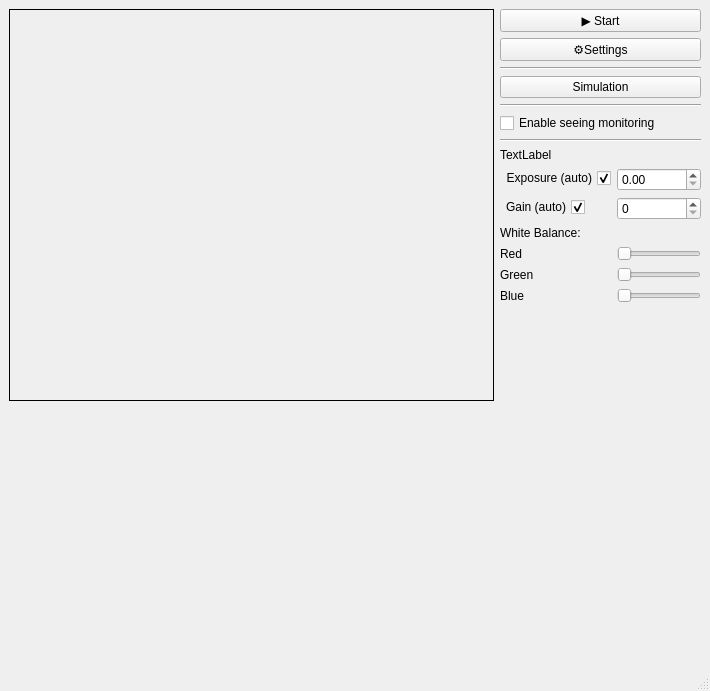
Qt form code/real-time-seeing/ui/layout.ui (r13i/dimm-project) before a commit.
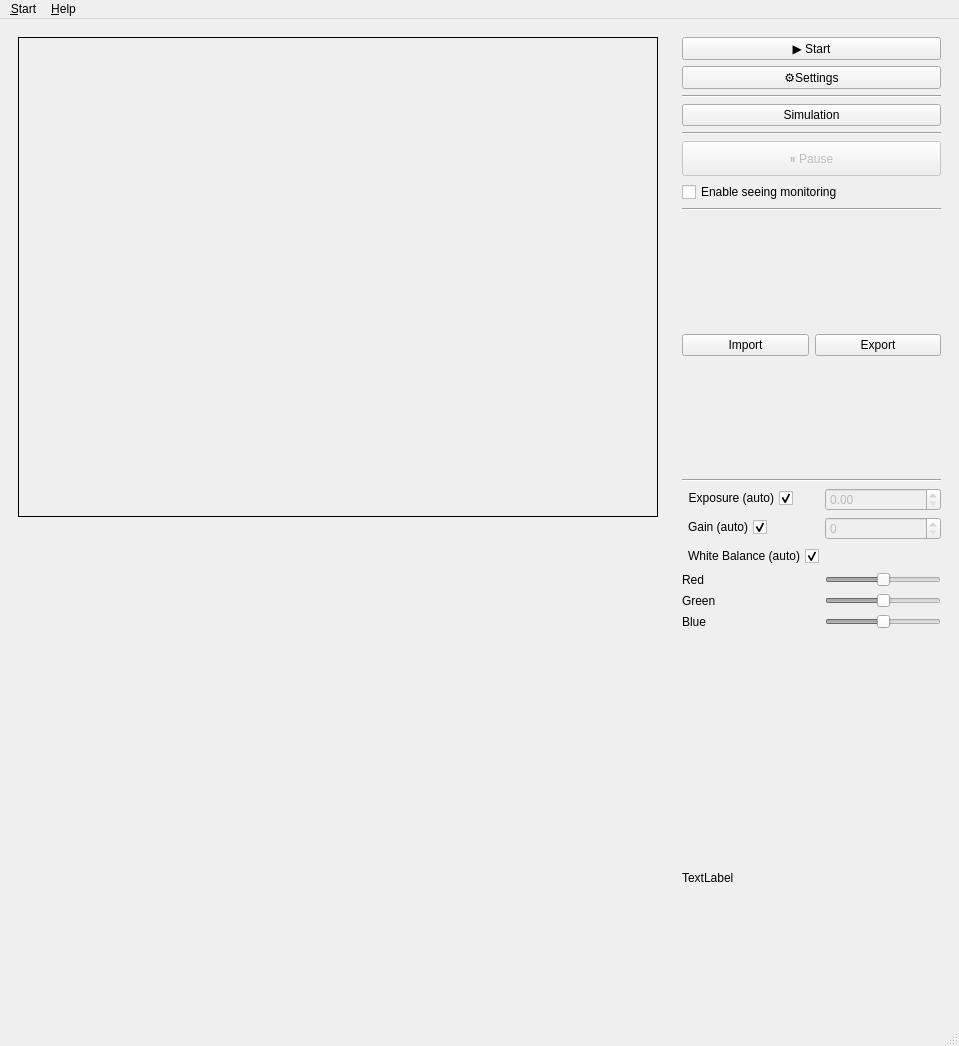
The same form after that commit. Icons and pictures are not drawn.

Commit message: Added video import

Patch:
```diff
--- a/code/real-time-seeing/ui/layout.ui
+++ b/code/real-time-seeing/ui/layout.ui
@@ -9,10 +9,16 @@
    <rect>
     <x>0</x>
     <y>0</y>
-    <width>710</width>
-    <height>691</height>
+    <width>959</width>
+    <height>1046</height>
    </rect>
   </property>
+  <property name="sizePolicy">
+   <sizepolicy hsizetype="Maximum" vsizetype="Preferred">
+    <horstretch>0</horstretch>
+    <verstretch>0</verstretch>
+   </sizepolicy>
+  </property>
   <property name="windowTitle">
    <string>Seeing Monitor - CRAAG</string>
   </property>
@@ -20,607 +26,325 @@
    <property name="enabled">
     <bool>true</bool>
    </property>
-   <layout class="QGridLayout" name="gridLayout" columnstretch="2,0">
-    <property name="leftMargin">
-     <number>9</number>
-    </property>
-    <property name="spacing">
-     <number>6</number>
-    </property>
-    <item row="3" column="1">
-     <widget class="QPushButton" name="button_simulation">
-      <property name="toolTip">
-       <string>&lt;html&gt;&lt;head/&gt;&lt;body&gt;&lt;p&gt;Launch simulation with artificial observations&lt;/p&gt;&lt;/body&gt;&lt;/html&gt;</string>
-      </property>
-      <property name="whatsThis">
-       <string>&lt;html&gt;&lt;head/&gt;&lt;body&gt;&lt;p&gt;Launch simulation with artificial observations&lt;/p&gt;&lt;/body&gt;&lt;/html&gt;</string>
-      </property>
-      <property name="text">
-       <string>Simulation</string>
-      </property>
+   <layout class="QHBoxLayout" name="horizontalLayout">
+    <item>
+     <widget class="QWidget" name="widget_2" native="true">
+      <layout class="QVBoxLayout" name="verticalLayout_3">
+       <item>
+        <widget class="QLabel" name="stars_capture">
+         <property name="sizePolicy">
+          <sizepolicy hsizetype="Fixed" vsizetype="Fixed">
+           <horstretch>0</horstretch>
+           <verstretch>0</verstretch>
+          </sizepolicy>
+         </property>
+         <property name="minimumSize">
+          <size>
+           <width>640</width>
+           <height>480</height>
+          </size>
+         </property>
+         <property name="autoFillBackground">
+          <bool>false</bool>
+         </property>
+         <property name="frameShape">
+          <enum>QFrame::Box</enum>
+         </property>
+         <property name="text">
+          <string/>
+         </property>
+         <property name="scaledContents">
+          <bool>false</bool>
+         </property>
+        </widget>
+       </item>
+       <item>
+        <widget class="QWidget" name="seeing_graph" native="true">
+         <property name="sizePolicy">
+          <sizepolicy hsizetype="Fixed" vsizetype="Expanding">
+           <horstretch>0</horstretch>
+           <verstretch>0</verstretch>
+          </sizepolicy>
+         </property>
+         <property name="minimumSize">
+          <size>
+           <width>640</width>
+           <height>0</height>
+          </size>
+         </property>
+        </widget>
+       </item>
+      </layout>
      </widget>
     </item>
-    <item row="8" column="0">
-     <widget class="QWidget" name="seeing_graph" native="true"/>
-    </item>
-    <item row="6" column="1">
-     <widget class="Line" name="line_3">
-      <property name="orientation">
-       <enum>Qt::Horizontal</enum>
-      </property>
-     </widget>
-    </item>
-    <item row="7" column="1">
-     <layout class="QFormLayout" name="formLayout_2">
-      <item row="1" column="0">
-       <widget class="QCheckBox" name="checkBox">
-        <property name="layoutDirection">
-         <enum>Qt::RightToLeft</enum>
-        </property>
-        <property name="text">
-         <string>Exposure (auto)</string>
-        </property>
-        <property name="checked">
-         <bool>true</bool>
-        </property>
-       </widget>
-      </item>
-      <item row="1" column="1">
-       <widget class="QDoubleSpinBox" name="doubleSpinBox"/>
-      </item>
-      <item row="2" column="0">
-       <widget class="QCheckBox" name="checkBox_2">
-        <property name="layoutDirection">
-         <enum>Qt::RightToLeft</enum>
-        </property>
-        <property name="text">
-         <string>Gain (auto)</string>
-        </property>
-        <property name="checked">
-         <bool>true</bool>
-        </property>
-       </widget>
-      </item>
-      <item row="2" column="1">
-       <widget class="QSpinBox" name="spinBox"/>
-      </item>
-      <item row="3" column="0">
-       <widget class="QLabel" name="label">
-        <property name="text">
-         <string>White Balance:</string>
-        </property>
-       </widget>
-      </item>
-      <item row="4" column="0">
-       <widget class="QLabel" name="label_2">
-        <property name="text">
-         <string>Red</string>
-        </property>
-       </widget>
-      </item>
-      <item row="5" column="0">
-       <widget class="QLabel" name="label_3">
-        <property name="text">
-         <string>Green</string>
-        </property>
-       </widget>
-      </item>
-      <item row="6" column="0">
-       <widget class="QLabel" name="label_4">
-        <property name="text">
-         <string>Blue</string>
-        </property>
-       </widget>
-      </item>
-      <item row="4" column="1">
-       <widget class="QSlider" name="horizontalSlider">
-        <property name="orientation">
-         <enum>Qt::Horizontal</enum>
-        </property>
-       </widget>
-      </item>
-      <item row="5" column="1">
-       <widget class="QSlider" name="horizontalSlider_2">
-        <property name="orientation">
-         <enum>Qt::Horizontal</enum>
-        </property>
-       </widget>
-      </item>
-      <item row="6" column="1">
-       <widget class="QSlider" name="horizontalSlider_3">
-        <property name="orientation">
-         <enum>Qt::Horizontal</enum>
-        </property>
-       </widget>
-      </item>
-      <item row="0" column="0">
-       <widget class="QLabel" name="label_5">
-        <property name="text">
-         <string>TextLabel</string>
-        </property>
-       </widget>
-      </item>
-     </layout>
-    </item>
-    <item row="4" column="1">
-     <widget class="Line" name="line_2">
-      <property name="orientation">
-       <enum>Qt::Horizontal</enum>
-      </property>
-     </widget>
-    </item>
-    <item row="2" column="1">
-     <widget class="Line" name="line">
-      <property name="orientation">
-       <enum>Qt::Horizontal</enum>
-      </property>
-     </widget>
-    </item>
-    <item row="5" column="1">
-     <widget class="QCheckBox" name="enable_seeing">
-      <property name="text">
-       <string>Enable seeing monitoring</string>
-      </property>
-     </widget>
-    </item>
-    <item row="0" column="0" rowspan="8">
-     <widget class="QLabel" name="stars_capture">
-      <property name="palette">
-       <palette>
-        <active>
-         <colorrole role="WindowText">
-          <brush brushstyle="SolidPattern">
-           <color alpha="255">
-            <red>0</red>
-            <green>0</green>
-            <blue>0</blue>
-           </color>
-          </brush>
-         </colorrole>
-         <colorrole role="Button">
-          <brush brushstyle="SolidPattern">
-           <color alpha="255">
-            <red>238</red>
-            <green>238</green>
-            <blue>236</blue>
-           </color>
-          </brush>
-         </colorrole>
-         <colorrole role="Light">
-          <brush brushstyle="SolidPattern">
-           <color alpha="255">
-            <red>255</red>
-            <green>255</green>
-            <blue>255</blue>
-           </color>
-          </brush>
-         </colorrole>
-         <colorrole role="Midlight">
-          <brush brushstyle="SolidPattern">
-           <color alpha="255">
-            <red>246</red>
-            <green>246</green>
-            <blue>245</blue>
-           </color>
-          </brush>
-         </colorrole>
-         <colorrole role="Dark">
-          <brush brushstyle="SolidPattern">
-           <color alpha="255">
-            <red>119</red>
-            <green>119</green>
-            <blue>118</blue>
-           </color>
-          </brush>
-         </colorrole>
-         <colorrole role="Mid">
-          <brush brushstyle="SolidPattern">
-           <color alpha="255">
-            <red>159</red>
-            <green>159</green>
-            <blue>157</blue>
-           </color>
-          </brush>
-         </colorrole>
-         <colorrole role="Text">
-          <brush brushstyle="SolidPattern">
-           <color alpha="255">
-            <red>0</red>
-            <green>0</green>
-            <blue>0</blue>
-           </color>
-          </brush>
-         </colorrole>
-         <colorrole role="BrightText">
-          <brush brushstyle="SolidPattern">
-           <color alpha="255">
-            <red>255</red>
-            <green>255</green>
-            <blue>255</blue>
-           </color>
-          </brush>
-         </colorrole>
-         <colorrole role="ButtonText">
-          <brush brushstyle="SolidPattern">
-           <color alpha="255">
-            <red>0</red>
-            <green>0</green>
-            <blue>0</blue>
-           </color>
-          </brush>
-         </colorrole>
-         <colorrole role="Base">
-          <brush brushstyle="SolidPattern">
-           <color alpha="255">
-            <red>255</red>
-            <green>255</green>
-            <blue>255</blue>
-           </color>
-          </brush>
-         </colorrole>
-         <colorrole role="Window">
-          <brush brushstyle="SolidPattern">
-           <color alpha="255">
-            <red>238</red>
-            <green>238</green>
-            <blue>236</blue>
-           </color>
-          </brush>
-         </colorrole>
-         <colorrole role="Shadow">
-          <brush brushstyle="SolidPattern">
-           <color alpha="255">
-            <red>0</red>
-            <green>0</green>
-            <blue>0</blue>
-           </color>
-          </brush>
-         </colorrole>
-         <colorrole role="AlternateBase">
-          <brush brushstyle="SolidPattern">
-           <color alpha="255">
-            <red>246</red>
-            <green>246</green>
-            <blue>245</blue>
-           </color>
-          </brush>
-         </colorrole>
-         <colorrole role="ToolTipBase">
-          <brush brushstyle="SolidPattern">
-           <color alpha="255">
-            <red>255</red>
-            <green>255</green>
-            <blue>220</blue>
-           </color>
-          </brush>
-         </colorrole>
-         <colorrole role="ToolTipText">
-          <brush brushstyle="SolidPattern">
-           <color alpha="255">
-            <red>0</red>
-            <green>0</green>
-            <blue>0</blue>
-           </color>
-          </brush>
-         </colorrole>
-        </active>
-        <inactive>
-         <colorrole role="WindowText">
-          <brush brushstyle="SolidPattern">
-           <color alpha="255">
-            <red>0</red>
-            <green>0</green>
-            <blue>0</blue>
-           </color>
-          </brush>
-         </colorrole>
-         <colorrole role="Button">
-          <brush brushstyle="SolidPattern">
-           <color alpha="255">
-            <red>238</red>
-            <green>238</green>
-            <blue>236</blue>
-           </color>
-          </brush>
-         </colorrole>
-         <colorrole role="Light">
-          <brush brushstyle="SolidPattern">
-           <color alpha="255">
-            <red>255</red>
-            <green>255</green>
-            <blue>255</blue>
-           </color>
-          </brush>
-         </colorrole>
-         <colorrole role="Midlight">
-          <brush brushstyle="SolidPattern">
-           <color alpha="255">
-            <red>246</red>
-            <green>246</green>
-            <blue>245</blue>
-           </color>
-          </brush>
-         </colorrole>
-         <colorrole role="Dark">
-          <brush brushstyle="SolidPattern">
-           <color alpha="255">
-            <red>119</red>
-            <green>119</green>
-            <blue>118</blue>
-           </color>
-          </brush>
-         </colorrole>
-         <colorrole role="Mid">
-          <brush brushstyle="SolidPattern">
-           <color alpha="255">
-            <red>159</red>
-            <green>159</green>
-            <blue>157</blue>
-           </color>
-          </brush>
-         </colorrole>
-         <colorrole role="Text">
-          <brush brushstyle="SolidPattern">
-           <color alpha="255">
-            <red>0</red>
-            <green>0</green>
-            <blue>0</blue>
-           </color>
-          </brush>
-         </colorrole>
-         <colorrole role="BrightText">
-          <brush brushstyle="SolidPattern">
-           <color alpha="255">
-            <red>255</red>
-            <green>255</green>
-            <blue>255</blue>
-           </color>
-          </brush>
-         </colorrole>
-         <colorrole role="ButtonText">
-          <brush brushstyle="SolidPattern">
-           <color alpha="255">
-            <red>0</red>
-            <green>0</green>
-            <blue>0</blue>
-           </color>
-          </brush>
-         </colorrole>
-         <colorrole role="Base">
-          <brush brushstyle="SolidPattern">
-           <color alpha="255">
-            <red>255</red>
-            <green>255</green>
-            <blue>255</blue>
-           </color>
-          </brush>
-         </colorrole>
-         <colorrole role="Window">
-          <brush brushstyle="SolidPattern">
-           <color alpha="255">
-            <red>238</red>
-            <green>238</green>
-            <blue>236</blue>
-           </color>
-          </brush>
-         </colorrole>
-         <colorrole role="Shadow">
-          <brush brushstyle="SolidPattern">
-           <color alpha="255">
-            <red>0</red>
-            <green>0</green>
-            <blue>0</blue>
-           </color>
-          </brush>
-         </colorrole>
-         <colorrole role="AlternateBase">
-          <brush brushstyle="SolidPattern">
-           <color alpha="255">
-            <red>246</red>
-            <green>246</green>
-            <blue>245</blue>
-           </color>
-          </brush>
-         </colorrole>
-         <colorrole role="ToolTipBase">
-          <brush brushstyle="SolidPattern">
-           <color alpha="255">
-            <red>255</red>
-            <green>255</green>
-            <blue>220</blue>
-           </color>
-          </brush>
-         </colorrole>
-         <colorrole role="ToolTipText">
-          <brush brushstyle="SolidPattern">
-           <color alpha="255">
-            <red>0</red>
-            <green>0</green>
-            <blue>0</blue>
-           </color>
-          </brush>
-         </colorrole>
-        </inactive>
-        <disabled>
-         <colorrole role="WindowText">
-          <brush brushstyle="SolidPattern">
-           <color alpha="255">
-            <red>119</red>
-            <green>119</green>
-            <blue>118</blue>
-           </color>
-          </brush>
-         </colorrole>
-         <colorrole role="Button">
-          <brush brushstyle="SolidPattern">
-           <color alpha="255">
-            <red>238</red>
-            <green>238</green>
-            <blue>236</blue>
-           </color>
-          </brush>
-         </colorrole>
-         <colorrole role="Light">
-          <brush brushstyle="SolidPattern">
-           <color alpha="255">
-            <red>255</red>
-            <green>255</green>
-            <blue>255</blue>
-           </color>
-          </brush>
-         </colorrole>
-         <colorrole role="Midlight">
-          <brush brushstyle="SolidPattern">
-           <color alpha="255">
-            <red>246</red>
-            <green>246</green>
-            <blue>245</blue>
-           </color>
-          </brush>
-         </colorrole>
-         <colorrole role="Dark">
-          <brush brushstyle="SolidPattern">
-           <color alpha="255">
-            <red>119</red>
-            <green>119</green>
-            <blue>118</blue>
-           </color>
-          </brush>
-         </colorrole>
-         <colorrole role="Mid">
-          <brush brushstyle="SolidPattern">
-           <color alpha="255">
-            <red>159</red>
-            <green>159</green>
-            <blue>157</blue>
-           </color>
-          </brush>
-         </colorrole>
-         <colorrole role="Text">
-          <brush brushstyle="SolidPattern">
-           <color alpha="255">
-            <red>119</red>
-            <green>119</green>
-            <blue>118</blue>
-           </color>
-          </brush>
-         </colorrole>
-         <colorrole role="BrightText">
-          <brush brushstyle="SolidPattern">
-           <color alpha="255">
-            <red>255</red>
-            <green>255</green>
-            <blue>255</blue>
-           </color>
-          </brush>
-         </colorrole>
-         <colorrole role="ButtonText">
-          <brush brushstyle="SolidPattern">
-           <color alpha="255">
-            <red>119</red>
-            <green>119</green>
-            <blue>118</blue>
-           </color>
-          </brush>
-         </colorrole>
-         <colorrole role="Base">
-          <brush brushstyle="SolidPattern">
-           <color alpha="255">
-            <red>238</red>
-            <green>238</green>
-            <blue>236</blue>
-           </color>
-          </brush>
-         </colorrole>
-         <colorrole role="Window">
-          <brush brushstyle="SolidPattern">
-           <color alpha="255">
-            <red>238</red>
-            <green>238</green>
-            <blue>236</blue>
-           </color>
-          </brush>
-         </colorrole>
-         <colorrole role="Shadow">
-          <brush brushstyle="SolidPattern">
-           <color alpha="255">
-            <red>0</red>
-            <green>0</green>
-            <blue>0</blue>
-           </color>
-          </brush>
-         </colorrole>
-         <colorrole role="AlternateBase">
-          <brush brushstyle="SolidPattern">
-           <color alpha="255">
-            <red>238</red>
-            <green>238</green>
-            <blue>236</blue>
-           </color>
-          </brush>
-         </colorrole>
-         <colorrole role="ToolTipBase">
-          <brush brushstyle="SolidPattern">
-           <color alpha="255">
-            <red>255</red>
-            <green>255</green>
-            <blue>220</blue>
-           </color>
-          </brush>
-         </colorrole>
-         <colorrole role="ToolTipText">
-          <brush brushstyle="SolidPattern">
-           <color alpha="255">
-            <red>0</red>
-            <green>0</green>
-            <blue>0</blue>
-           </color>
-          </brush>
-         </colorrole>
-        </disabled>
-       </palette>
-      </property>
-      <property name="autoFillBackground">
-       <bool>false</bool>
-      </property>
-      <property name="frameShape">
-       <enum>QFrame::Box</enum>
-      </property>
-      <property name="text">
-       <string/>
-      </property>
-      <property name="scaledContents">
-       <bool>false</bool>
-      </property>
-     </widget>
-    </item>
-    <item row="0" column="1">
-     <widget class="QPushButton" name="button_start">
-      <property name="enabled">
-       <bool>true</bool>
-      </property>
-      <property name="toolTip">
-       <string>&lt;html&gt;&lt;head/&gt;&lt;body&gt;&lt;p&gt;Start camera and real-time seeing monitoring&lt;/p&gt;&lt;/body&gt;&lt;/html&gt;</string>
-      </property>
-      <property name="whatsThis">
-       <string>&lt;html&gt;&lt;head/&gt;&lt;body&gt;&lt;p&gt;Start camera and real-time seeing monitoring&lt;/p&gt;&lt;/body&gt;&lt;/html&gt;</string>
-      </property>
-      <property name="text">
-       <string>▶ Start</string>
-      </property>
-      <property name="checkable">
-       <bool>false</bool>
-      </property>
-      <property name="checked">
-       <bool>false</bool>
-      </property>
-     </widget>
-    </item>
-    <item row="1" column="1">
-     <widget class="QPushButton" name="button_settings">
-      <property name="text">
-       <string>⚙Settings</string>
-      </property>
+    <item>
+     <widget class="QWidget" name="widget" native="true">
+      <layout class="QVBoxLayout" name="verticalLayout_2">
+       <item>
+        <widget class="QPushButton" name="button_start">
+         <property name="enabled">
+          <bool>true</bool>
+         </property>
+         <property name="toolTip">
+          <string>&lt;html&gt;&lt;head/&gt;&lt;body&gt;&lt;p&gt;Start camera and real-time seeing monitoring&lt;/p&gt;&lt;/body&gt;&lt;/html&gt;</string>
+         </property>
+         <property name="whatsThis">
+          <string>&lt;html&gt;&lt;head/&gt;&lt;body&gt;&lt;p&gt;Start camera and real-time seeing monitoring&lt;/p&gt;&lt;/body&gt;&lt;/html&gt;</string>
+         </property>
+         <property name="text">
+          <string>▶ Start</string>
+         </property>
+         <property name="checkable">
+          <bool>false</bool>
+         </property>
+         <property name="checked">
+          <bool>false</bool>
+         </property>
+        </widget>
+       </item>
+       <item>
+        <widget class="QPushButton" name="button_settings">
+         <property name="text">
+          <string>⚙Settings</string>
+         </property>
+        </widget>
+       </item>
+       <item>
+        <widget class="Line" name="line_2">
+         <property name="orientation">
+          <enum>Qt::Horizontal</enum>
+         </property>
+        </widget>
+       </item>
+       <item>
+        <widget class="QPushButton" name="button_simulation">
+         <property name="toolTip">
+          <string>&lt;html&gt;&lt;head/&gt;&lt;body&gt;&lt;p&gt;Launch simulation with artificial observations&lt;/p&gt;&lt;/body&gt;&lt;/html&gt;</string>
+         </property>
+         <property name="whatsThis">
+          <string>&lt;html&gt;&lt;head/&gt;&lt;body&gt;&lt;p&gt;Launch simulation with artificial observations&lt;/p&gt;&lt;/body&gt;&lt;/html&gt;</string>
+         </property>
+         <property name="text">
+          <string>Simulation</string>
+         </property>
+        </widget>
+       </item>
+       <item>
+        <widget class="Line" name="line_3">
+         <property name="orientation">
+          <enum>Qt::Horizontal</enum>
+         </property>
+        </widget>
+       </item>
+       <item>
+        <widget class="QPushButton" name="button_pause">
+         <property name="enabled">
+          <bool>false</bool>
+         </property>
+         <property name="minimumSize">
+          <size>
+           <width>0</width>
+           <height>35</height>
+          </size>
+         </property>
+         <property name="text">
+          <string>⏸ Pause</string>
+         </property>
+        </widget>
+       </item>
+       <item>
+        <widget class="QCheckBox" name="enable_seeing">
+         <property name="text">
+          <string>Enable seeing monitoring</string>
+         </property>
+        </widget>
+       </item>
+       <item>
+        <widget class="Line" name="line_4">
+         <property name="orientation">
+          <enum>Qt::Horizontal</enum>
+         </property>
+        </widget>
+       </item>
+       <item>
+        <widget class="QWidget" name="widget_3" native="true">
+         <property name="sizePolicy">
+          <sizepolicy hsizetype="Preferred" vsizetype="Minimum">
+           <horstretch>0</horstretch>
+           <verstretch>0</verstretch>
+          </sizepolicy>
+         </property>
+         <layout class="QHBoxLayout" name="horizontalLayout_3">
+          <property name="leftMargin">
+           <number>0</number>
+          </property>
+          <property name="topMargin">
+           <number>0</number>
+          </property>
+          <property name="rightMargin">
+           <number>0</number>
+          </property>
+          <property name="bottomMargin">
+           <number>0</number>
+          </property>
+          <item>
+           <widget class="QPushButton" name="button_import">
+            <property name="text">
+             <string>Import</string>
+            </property>
+           </widget>
+          </item>
+          <item>
+           <widget class="QPushButton" name="button_export">
+            <property name="text">
+             <string>Export</string>
+            </property>
+           </widget>
+          </item>
+         </layout>
+        </widget>
+       </item>
+       <item>
+        <widget class="Line" name="line">
+         <property name="orientation">
+          <enum>Qt::Horizontal</enum>
+         </property>
+        </widget>
+       </item>
+       <item>
+        <layout class="QFormLayout" name="formLayout">
+         <item row="0" column="0">
+          <widget class="QCheckBox" name="exposure_checkbox">
+           <property name="enabled">
+            <bool>true</bool>
+           </property>
+           <property name="layoutDirection">
+            <enum>Qt::RightToLeft</enum>
+           </property>
+           <property name="text">
+            <string>Exposure (auto)</string>
+           </property>
+           <property name="checked">
+            <bool>true</bool>
+           </property>
+          </widget>
+         </item>
+         <item row="0" column="1">
+          <widget class="QDoubleSpinBox" name="exposure_spinbox">
+           <property name="enabled">
+            <bool>false</bool>
+           </property>
+          </widget>
+         </item>
+         <item row="1" column="0">
+          <widget class="QCheckBox" name="gain_checkbox">
+           <property name="sizePolicy">
+            <sizepolicy hsizetype="Minimum" vsizetype="Fixed">
+             <horstretch>0</horstretch>
+             <verstretch>0</verstretch>
+            </sizepolicy>
+           </property>
+           <property name="layoutDirection">
+            <enum>Qt::RightToLeft</enum>
+           </property>
+           <property name="text">
+            <string>Gain (auto)</string>
+           </property>
+           <property name="checked">
+            <bool>true</bool>
+           </property>
+          </widget>
+         </item>
+         <item row="1" column="1">
+          <widget class="QSpinBox" name="gain_spinbox">
+           <property name="enabled">
+            <bool>false</bool>
+           </property>
+          </widget>
+         </item>
+         <item row="2" column="0">
+          <widget class="QCheckBox" name="whitebalance_checkbox">
+           <property name="layoutDirection">
+            <enum>Qt::RightToLeft</enum>
+           </property>
+           <property name="text">
+            <string>White Balance (auto)</string>
+           </property>
+           <property name="checked">
+            <bool>true</bool>
+           </property>
+          </widget>
+         </item>
+         <item row="3" column="0">
+          <widget class="QLabel" name="label_2">
+           <property name="text">
+            <string>Red</string>
+           </property>
+          </widget>
+         </item>
+         <item row="3" column="1">
+          <widget class="QSlider" name="red_slider">
+           <property name="enabled">
+            <bool>false</bool>
+           </property>
+           <property name="value">
+            <number>50</number>
+           </property>
+           <property name="orientation">
+            <enum>Qt::Horizontal</enum>
+           </property>
+          </widget>
+         </item>
+         <item row="4" column="0">
+          <widget class="QLabel" name="label_3">
+           <property name="text">
+            <string>Green</string>
+           </property>
+          </widget>
+         </item>
+         <item row="4" column="1">
+          <widget class="QSlider" name="green_slider">
+           <property name="enabled">
+            <bool>false</bool>
+           </property>
+           <property name="value">
+            <number>50</number>
+           </property>
+           <property name="orientation">
+            <enum>Qt::Horizontal</enum>
+           </property>
+          </widget>
+         </item>
+         <item row="5" column="0">
+          <widget class="QLabel" name="label_4">
+           <property name="text">
+            <string>Blue</string>
+           </property>
+          </widget>
+         </item>
+         <item row="5" column="1">
+          <widget class="QSlider" name="blue_slider">
+           <property name="enabled">
+            <bool>false</bool>
+           </property>
+           <property name="value">
+            <number>50</number>
+           </property>
+           <property name="orientation">
+            <enum>Qt::Horizontal</enum>
+           </property>
+          </widget>
+         </item>
+        </layout>
+       </item>
+       <item>
+        <widget class="QLabel" name="parameters_label">
+         <property name="text">
+          <string>TextLabel</string>
+         </property>
+        </widget>
+       </item>
+      </layout>
      </widget>
     </item>
    </layout>
@@ -630,12 +354,95 @@
     <rect>
      <x>0</x>
      <y>0</y>
-     <width>710</width>
+     <width>959</width>
      <height>22</height>
     </rect>
    </property>
+   <widget class="QMenu" name="menuStart">
+    <property name="title">
+     <string>&amp;Start</string>
+    </property>
+    <addaction name="actionSelect_camera"/>
+    <addaction name="actionSimulation"/>
+    <addaction name="actionEnable_Seeing_Monitoring"/>
+    <addaction name="separator"/>
+    <addaction name="actionImport_Video_File"/>
+    <addaction name="actionExport_to_Video_FIle"/>
+    <addaction name="separator"/>
+    <addaction name="actionExit"/>
+   </widget>
+   <widget class="QMenu" name="menuHelp">
+    <property name="title">
+     <string>&amp;Help</string>
+    </property>
+    <addaction name="actionHowTo"/>
+    <addaction name="actionAbout"/>
+   </widget>
+   <addaction name="menuStart"/>
+   <addaction name="menuHelp"/>
   </widget>
-  <widget class="QStatusBar" name="statusbar"/>
+  <widget class="QStatusBar" name="statusBar"/>
+  <action name="actionSelect_camera">
+   <property name="text">
+    <string>Select &amp;Camera and Start</string>
+   </property>
+   <property name="shortcut">
+    <string>F5</string>
+   </property>
+  </action>
+  <action name="actionSimulation">
+   <property name="text">
+    <string>Si&amp;mulation</string>
+   </property>
+   <property name="shortcut">
+    <string>F6</string>
+   </property>
+  </action>
+  <action name="actionExit">
+   <property name="text">
+    <string>Exi&amp;t</string>
+   </property>
+   <property name="shortcut">
+    <string>Ctrl+Q</string>
+   </property>
+  </action>
+  <action name="actionHowTo">
+   <property name="text">
+    <string>&amp;HowTo</string>
+   </property>
+  </action>
+  <action name="actionAbout">
+   <property name="text">
+    <string>&amp;About</string>
+   </property>
+  </action>
+  <action name="actionImport_Video_File">
+   <property name="text">
+    <string>&amp;Import from Video</string>
+   </property>
+   <property name="shortcut">
+    <string>Ctrl+I</string>
+   </property>
+  </action>
+  <action name="actionExport_to_Video_FIle">
+   <property name="text">
+    <string>E&amp;xport to Video</string>
+   </property>
+   <property name="shortcut">
+    <string>Ctrl+S</string>
+   </property>
+  </action>
+  <action name="actionEnable_Seeing_Monitoring">
+   <property name="checkable">
+    <bool>true</bool>
+   </property>
+   <property name="text">
+    <string>&amp;Enable Seeing Monitoring</string>
+   </property>
+   <property name="shortcut">
+    <string>Ctrl+E</string>
+   </property>
+  </action>
  </widget>
  <resources/>
  <connections/>
```
Left out of the diff: 183 changed lines with no effect on the pictures. The commit also changes 5 other files.
